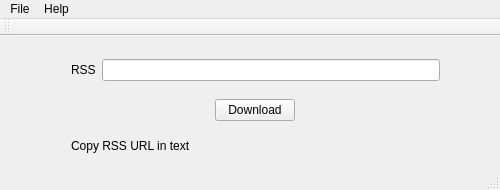
Qt form src/ui/mainwindow.ui (SamMcSam/rss-bulk-downloader) before a commit.
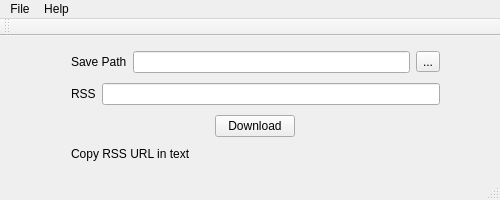
The same form after that commit.

Commit message: added path picker

Diff of the .ui file:
```diff
--- a/src/ui/mainwindow.ui
+++ b/src/ui/mainwindow.ui
@@ -7,7 +7,7 @@
     <x>0</x>
     <y>0</y>
     <width>500</width>
-    <height>190</height>
+    <height>200</height>
    </rect>
   </property>
   <property name="sizePolicy">
@@ -19,13 +19,13 @@
   <property name="minimumSize">
    <size>
     <width>500</width>
-    <height>190</height>
+    <height>200</height>
    </size>
   </property>
   <property name="maximumSize">
    <size>
     <width>500</width>
-    <height>190</height>
+    <height>200</height>
    </size>
   </property>
   <property name="windowTitle">
@@ -51,6 +51,27 @@
      <property name="sizeConstraint">
       <enum>QLayout::SetDefaultConstraint</enum>
      </property>
+     <item>
+      <layout class="QHBoxLayout" name="horizontalLayout_3">
+       <item>
+        <widget class="QLabel" name="label_2">
+         <property name="text">
+          <string>Save Path</string>
+         </property>
+        </widget>
+       </item>
+       <item>
+        <widget class="QLineEdit" name="dirEdit"/>
+       </item>
+       <item>
+        <widget class="QToolButton" name="dirButton">
+         <property name="text">
+          <string>...</string>
+         </property>
+        </widget>
+       </item>
+      </layout>
+     </item>
      <item>
       <layout class="QHBoxLayout" name="horizontalLayout">
        <item>
```
The commit also changes 2 other files.
